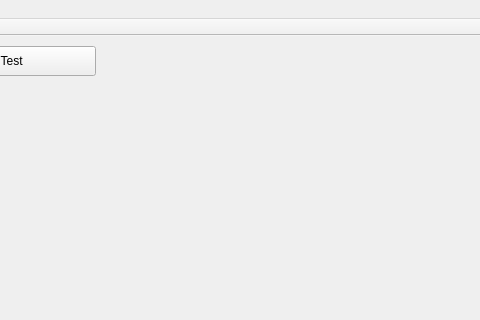
The window that App/TestClient/mainwindow.ui (break11/AutoStorage) describes before a commit, drawn with Qt 5; both pictures show x 185 to 665 and y 0 to 320 of the 1180 by 851 pixel window.
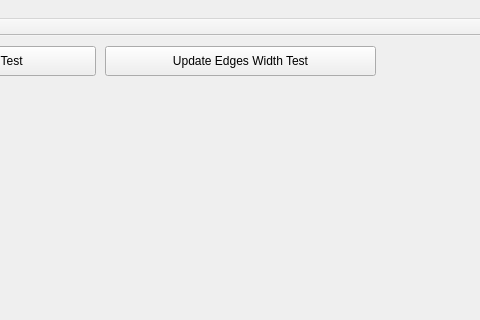
The same window after the commit.

```diff
--- a/App/TestClient/mainwindow.ui
+++ b/App/TestClient/mainwindow.ui
@@ -30,6 +30,22 @@
      <bool>true</bool>
     </property>
    </widget>
+   <widget class="QPushButton" name="btnUpdateEdgesWidth_Test">
+    <property name="geometry">
+     <rect>
+      <x>290</x>
+      <y>10</y>
+      <width>271</width>
+      <height>30</height>
+     </rect>
+    </property>
+    <property name="text">
+     <string>Update Edges Width Test</string>
+    </property>
+    <property name="checkable">
+     <bool>true</bool>
+    </property>
+   </widget>
   </widget>
   <widget class="QStatusBar" name="statusbar"/>
   <widget class="QToolBar" name="toolMain">
```
Left out of the diff: 2 changed lines with no effect on the pictures.
